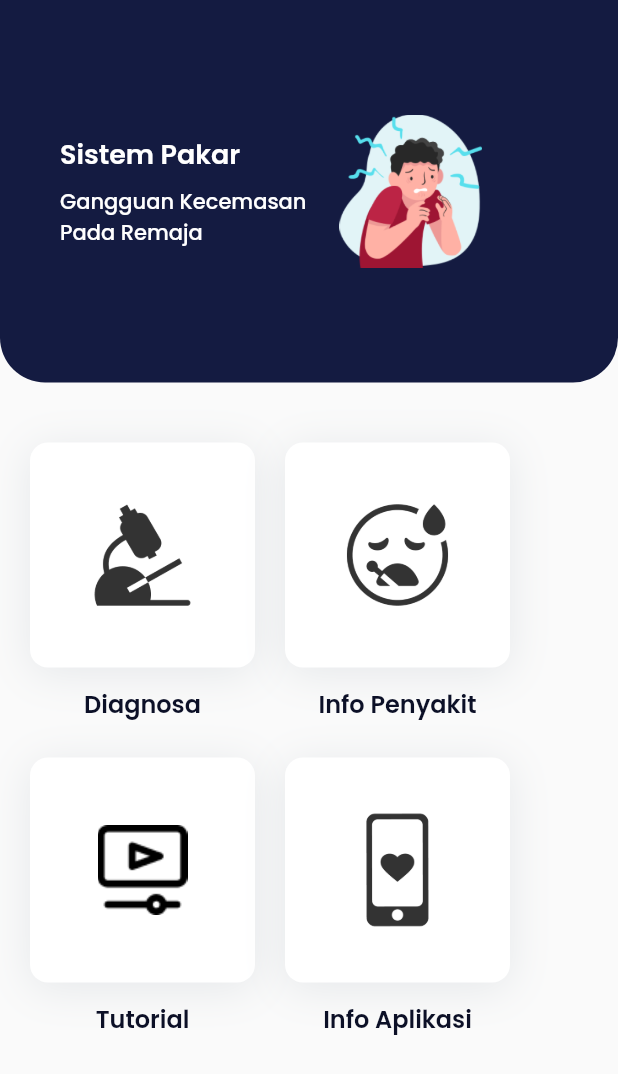
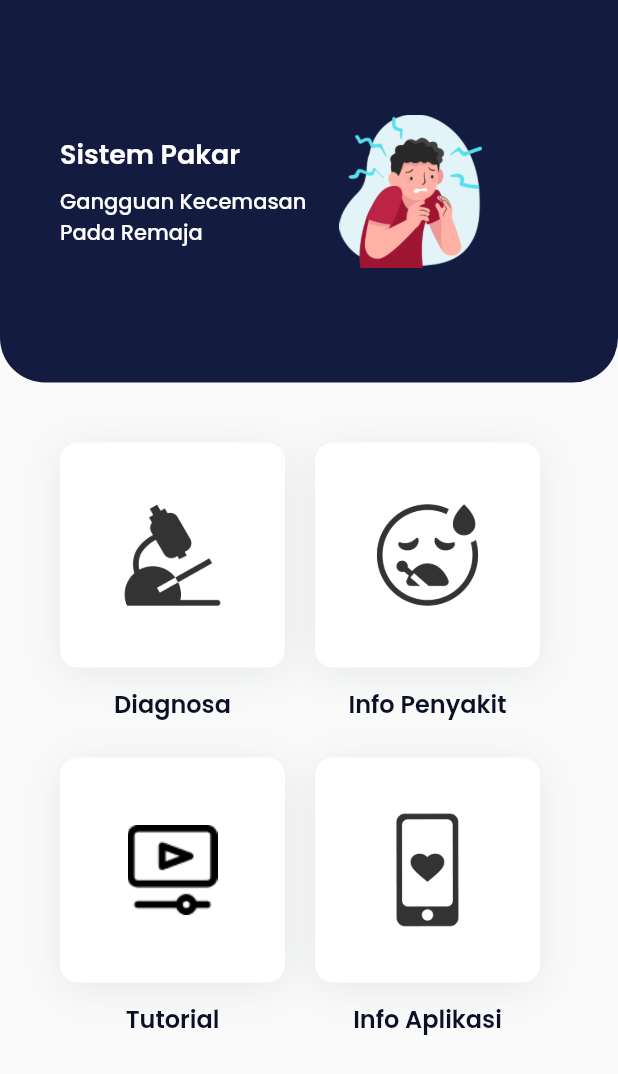
Before and after one commit to Alfyu07/sistem-pakar-kecemasan-remaja, a Flutter app: the screen it shows after launch, on a phone screen of 412 x 824 dp. Shown: the top 1074 px of the screen. Run offline on Flutter 3.47's test engine with Material 2 defaults, Android fonts, the phone set to English and light mode, and no system bars; our stand-ins replace cached_network_image, carousel_slider, get, google_fonts.

Commit message:
fix padding home_page

```diff
--- a/lib/presentation/ui/pages/home_page.dart
+++ b/lib/presentation/ui/pages/home_page.dart
@@ -50,7 +50,7 @@ class HomePage extends StatelessWidget {
             ),
             const SizedBox(height: 40),
             Padding(
-              padding: const EdgeInsets.symmetric(horizontal: 20),
+              padding: const EdgeInsets.symmetric(horizontal: 40),
               child: Column(
                 children: [
                   Row(
```
